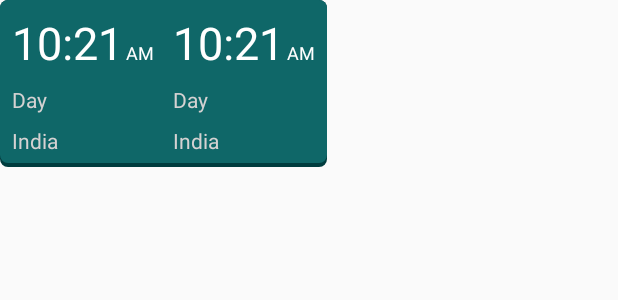
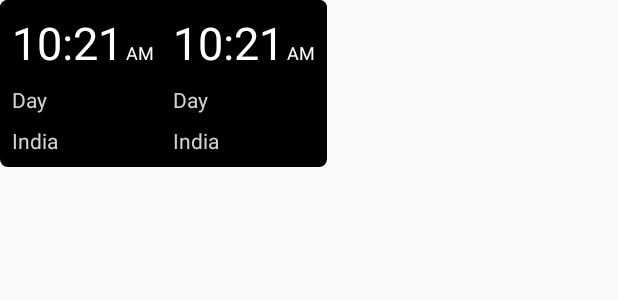
Before and after one commit to jk2pr/ClockWidget, an Android app: the layout app_widget.xml on its own in the app's theme, with its tools: preview values and no code run, on a phone screen of 412 x 824 dp. Shown: the top 300 px of the screen. Run offline under Robolectric (Android 15) with nearby library versions, the phone set to English and light mode, and no system bars.

```diff
--- /dev/null
+++ b/app/src/main/res/drawable/dark_widget_bg.xml
@@ -0,0 +1,24 @@
+<?xml version="1.0" encoding="utf-8"?>
+<layer-list xmlns:android="http://schemas.android.com/apk/res/android">
+    <!-- Bottom 2dp Shadow -->
+    <!--shadow-->
+    <item>
+        <shape android:shape="rectangle">
+            <solid android:color="@android:color/black" />
+            <corners android:radius="5dp" />
+
+        </shape>
+    </item>
+
+
+    <item android:bottom="3dp">
+        <shape>
+            <solid android:color="@android:color/background_dark" />
+            <corners android:radius="5dp"/>
+
+            <!-- <stroke
+                 android:width="1dp"
+                 android:color="#123" />-->
+        </shape>
+    </item>
+</layer-list>
--- a/app/src/main/res/layout/app_widget.xml
+++ b/app/src/main/res/layout/app_widget.xml
@@ -4,7 +4,7 @@
     android:layout_width="wrap_content"
     android:layout_height="wrap_content"
     android:orientation="horizontal"
-    android:background="@drawable/widget_bg"
+    android:background="@drawable/dark_widget_bg"
     android:gravity="center"
     android:padding="@dimen/widget_margin"
     android:baselineAligned="false">
```
Also changed, not shown: app/src/main/java/com/jk/mr/duo/clock/AppWidget.kt (+46 -10 lines), app/src/main/res/drawable/light_widget_bg.xml (added, +22 -0 lines).
